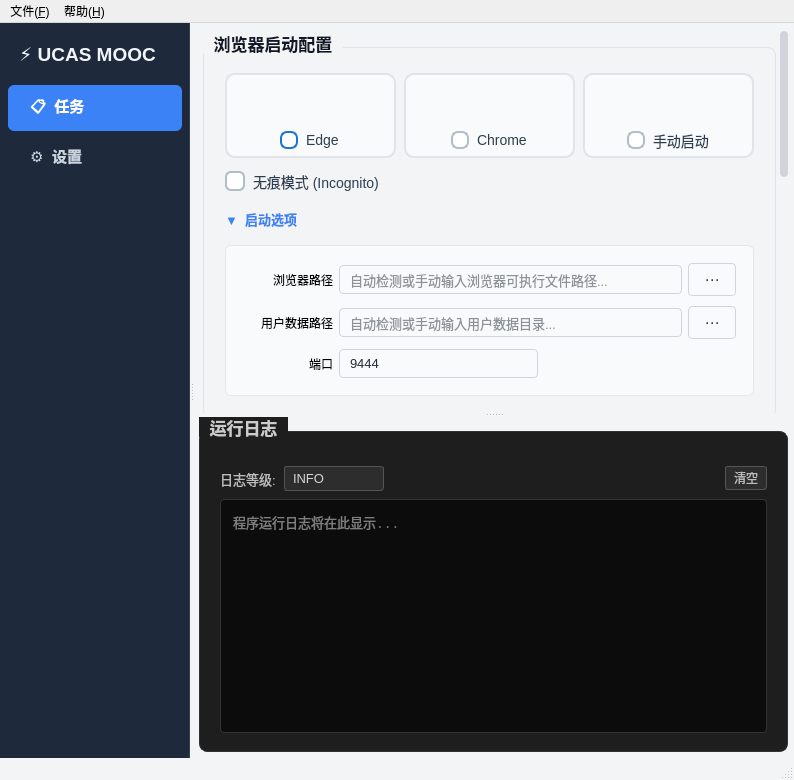
Old version of the form mainwindow.ui in the repository Littlefish12138/UCASMoocHelper.
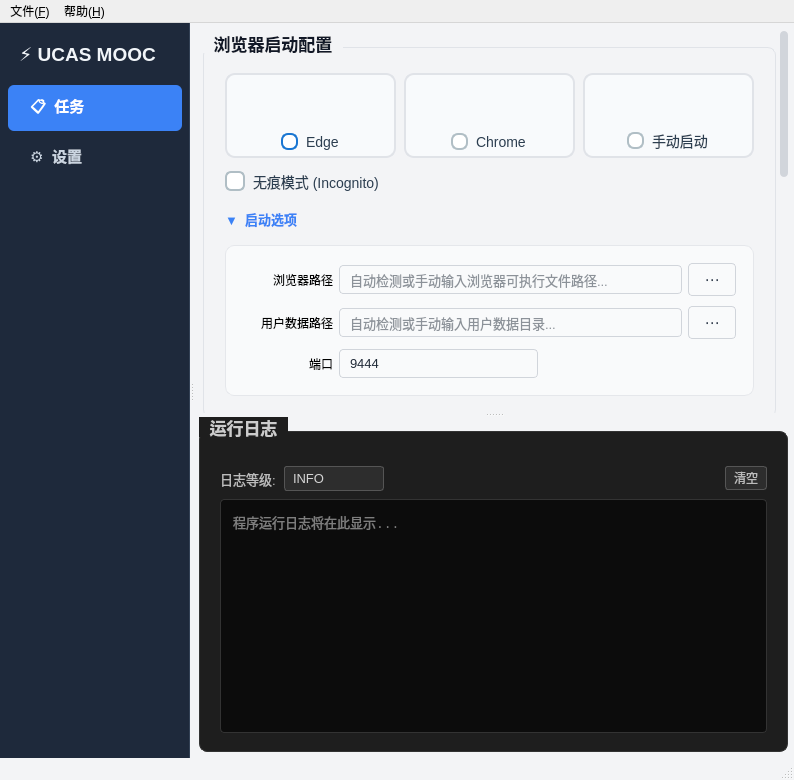
New version of the form. The open tabs and pages were chosen to show the change. Icons and pictures are not drawn.

Commit message: 改动了radio button的样式

```diff
--- a/mainwindow.ui
+++ b/mainwindow.ui
@@ -402,7 +402,7 @@
              <property name="geometry">
               <rect>
                <x>0</x>
-               <y>0</y>
+               <y>-627</y>
                <width>581</width>
                <height>1017</height>
               </rect>
@@ -513,8 +513,8 @@
 
 /* 指示器（圆形按钮）基础样式 */
 QRadioButton::indicator {
-    width: 14px;
-    height: 14px;
+    width: 13px;
+    height: 13px;
     border-radius: 7px;          /* 完全圆形 */
     border: 2px solid #B0BEC5;   /* 未选中边框灰色 */
     background: #FFFFFF;         /* 内部始终白色 */
@@ -526,10 +526,28 @@
     background: #FFFFFF;
 }
 
-/* 选中状态：仅边框变色，内部依然白色 */
+/* 选中状态：边框改为深蓝色，内部通过径向渐变绘制蓝色同心圆（中心蓝色，边缘留白） */
 QRadioButton::indicator:checked {
-    border-color: #1976D2;       /* 深蓝色边框 */
-    background: #FFFFFF;         /* 强制内部白色 */
+    border-color: #1976D2;                     /* 深蓝色边框 */
+    background: qradialgradient(
+        cx: 0.5, cy: 0.5, radius: 0.5,
+        fx: 0.5, fy: 0.5,
+        stop: 0 #1976D2,                       /* 圆心纯蓝色 */
+        stop: 0.6 #1976D2,                     /* 半径 60% 范围内保持纯蓝 */
+        stop: 0.61 #FFFFFF                     /* 半径 60% 外变为白色，形成留白边缘 */
+    );
+}
+
+/* 选中且悬停时：维持同心圆渐变，边框可稍作加强（可选） */
+QRadioButton::indicator:checked:hover {
+    border-color: #1E88E5;                     /* 略亮一点的深蓝边框，保持视觉反馈 */
+    background: qradialgradient(
+        cx: 0.5, cy: 0.5, radius: 0.5,
+        fx: 0.5, fy: 0.5,
+        stop: 0 #1976D2,
+        stop: 0.6 #1976D2,
+        stop: 0.61 #FFFFFF
+    );
 }</string>
                         </property>
                         <property name="text">
@@ -631,8 +649,8 @@
 
 /* 指示器（圆形按钮）基础样式 */
 QRadioButton::indicator {
-    width: 14px;
-    height: 14px;
+    width: 13px;
+    height: 13px;
     border-radius: 7px;          /* 完全圆形 */
     border: 2px solid #B0BEC5;   /* 未选中边框灰色 */
     background: #FFFFFF;         /* 内部始终白色 */
@@ -644,10 +662,28 @@
     background: #FFFFFF;
 }
 
-/* 选中状态：仅边框变色，内部依然白色 */
+/* 选中状态：边框改为深蓝色，内部通过径向渐变绘制蓝色同心圆（中心蓝色，边缘留白） */
 QRadioButton::indicator:checked {
-    border-color: #1976D2;       /* 深蓝色边框 */
-    background: #FFFFFF;         /* 强制内部白色 */
+    border-color: #1976D2;                     /* 深蓝色边框 */
+    background: qradialgradient(
+        cx: 0.5, cy: 0.5, radius: 0.5,
+        fx: 0.5, fy: 0.5,
+        stop: 0 #1976D2,                       /* 圆心纯蓝色 */
+        stop: 0.6 #1976D2,                     /* 半径 60% 范围内保持纯蓝 */
+        stop: 0.61 #FFFFFF                     /* 半径 60% 外变为白色，形成留白边缘 */
+    );
+}
+
+/* 选中且悬停时：维持同心圆渐变，边框可稍作加强（可选） */
+QRadioButton::indicator:checked:hover {
+    border-color: #1E88E5;                     /* 略亮一点的深蓝边框，保持视觉反馈 */
+    background: qradialgradient(
+        cx: 0.5, cy: 0.5, radius: 0.5,
+        fx: 0.5, fy: 0.5,
+        stop: 0 #1976D2,
+        stop: 0.6 #1976D2,
+        stop: 0.61 #FFFFFF
+    );
 }</string>
                         </property>
                         <property name="text">
@@ -736,33 +772,51 @@
                        <widget class="QRadioButton" name="manualRadio">
                         <property name="styleSheet">
                          <string notr="true">QRadioButton {
-    font-family: &quot;Segoe UI&quot;, &quot;Microsoft YaHei&quot;;
-    font-size: 14px;
-    spacing: 8px;
-    color: #2C3E50;
-    background: transparent;
-}
+                                                font-family: &quot;Segoe UI&quot;, &quot;Microsoft YaHei&quot;;
+                                                font-size: 14px;
+                                                spacing: 8px;
+                                                color: #2C3E50;
+                                                background: transparent;
+                                            }
 
-/* 指示器（圆形按钮）基础样式 */
-QRadioButton::indicator {
-    width: 14px;
-    height: 14px;
-    border-radius: 7px;          /* 完全圆形 */
-    border: 2px solid #B0BEC5;   /* 未选中边框灰色 */
-    background: #FFFFFF;         /* 内部始终白色 */
-}
+                                            /* 指示器（圆形按钮）基础样式 */
+                                            QRadioButton::indicator {
+                                                width: 13px;
+                                                height: 13px;
+                                                border-radius: 7px;          /* 完全圆形 */
+                                                border: 2px solid #B0BEC5;   /* 未选中边框灰色 */
+                                                background: #FFFFFF;         /* 内部始终白色 */
+                                            }
 
-/* 悬停效果（边框变色，内部保持白色） */
-QRadioButton::indicator:hover {
-    border-color: #42A5F5;
-    background: #FFFFFF;
-}
+                                            /* 悬停效果（边框变色，内部保持白色） */
+                                            QRadioButton::indicator:hover {
+                                                border-color: #42A5F5;
+                                                background: #FFFFFF;
+                                            }
 
-/* 选中状态：仅边框变色，内部依然白色 */
-QRadioButton::indicator:checked {
-    border-color: #1976D2;       /* 深蓝色边框 */
-    background: #FFFFFF;         /* 强制内部白色 */
-}</string>
+                                            /* 选中状态：边框改为深蓝色，内部通过径向渐变绘制蓝色同心圆（中心蓝色，边缘留白） */
+                                            QRadioButton::indicator:checked {
+                                                border-color: #1976D2;                     /* 深蓝色边框 */
+                                                background: qradialgradient(
+                                                    cx: 0.5, cy: 0.5, radius: 0.5,
+                                                    fx: 0.5, fy: 0.5,
+                                                    stop: 0 #1976D2,                       /* 圆心纯蓝色 */
+                                                    stop: 0.6 #1976D2,                     /* 半径 60% 范围内保持纯蓝 */
+                                                    stop: 0.61 #FFFFFF                     /* 半径 60% 外变为白色，形成留白边缘 */
+                                                );
+                                            }
+
+                                            /* 选中且悬停时：维持同心圆渐变，边框可稍作加强（可选） */
+                                            QRadioButton::indicator:checked:hover {
+                                                border-color: #1E88E5;                     /* 略亮一点的深蓝边框，保持视觉反馈 */
+                                                background: qradialgradient(
+                                                    cx: 0.5, cy: 0.5, radius: 0.5,
+                                                    fx: 0.5, fy: 0.5,
+                                                    stop: 0 #1976D2,
+                                                    stop: 0.6 #1976D2,
+                                                    stop: 0.61 #FFFFFF
+                                                );
+                        } </string>
                         </property>
                         <property name="text">
                          <string>手动启动</string>
@@ -843,7 +897,7 @@
                      QFrame#launchOptionsFrame {
                          background-color: #F9FAFB;
                          border: 1px solid #E5E7EB;
-                         border-radius: 6px;
+                         border-radius: 9px;
                          padding: 8px;
                      }
                     </string>
```
Left out of the diff: 72 changed lines with no effect on the pictures.
